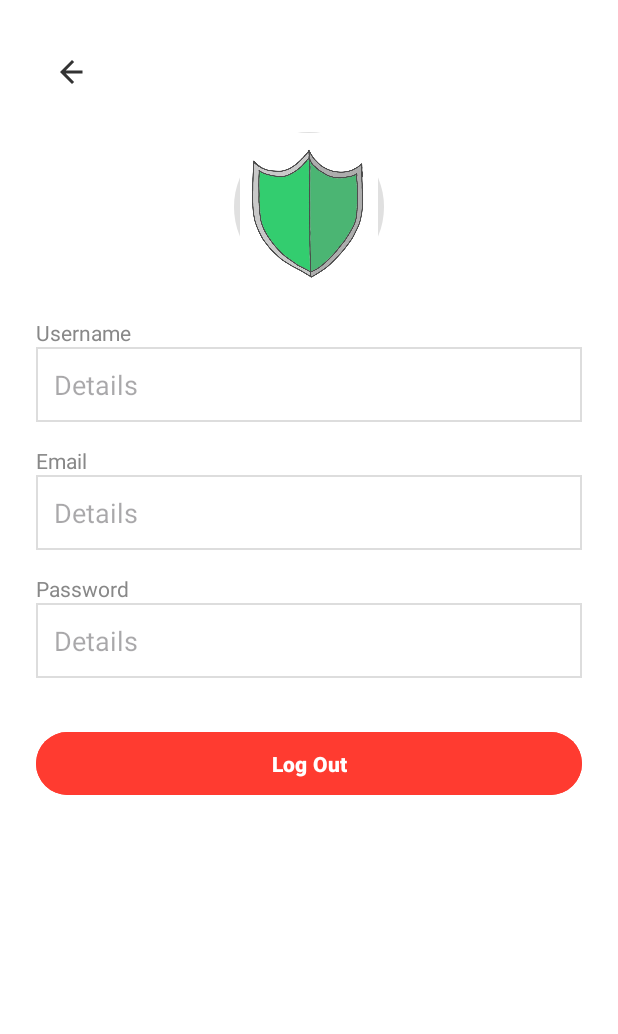
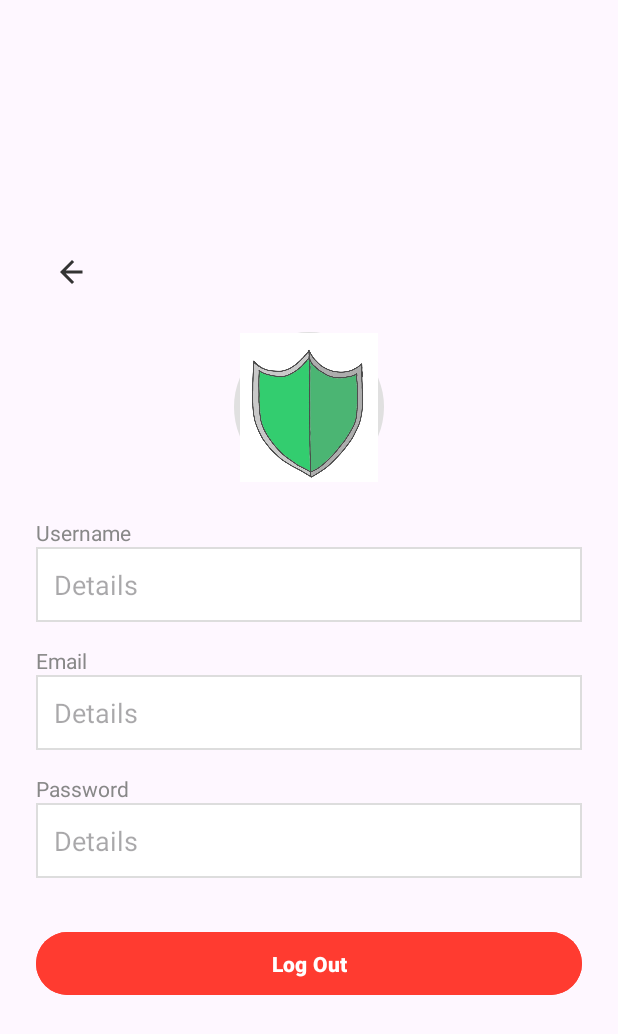
Before and after one commit to ST10357451/PocketPaladin, an Android app: the layout activity_settings_page.xml on its own in the app's theme, with its tools: preview values and no code run, on a phone screen of 412 x 824 dp. Shown: the top 1034 px of the screen. Run offline under Robolectric (Android 15) with nearby library versions, the light colour scheme and no system bars.

Commit message:
Fixed Settings and connected it with RoomDB

```diff
--- a/app/src/main/AndroidManifest.xml
+++ b/app/src/main/AndroidManifest.xml
@@ -14,6 +14,9 @@
         android:supportsRtl="true"
         android:theme="@style/Theme.PocketPaladinApp"
         tools:targetApi="31">
+        <activity
+            android:name=".SettingsPageActivity"
+            android:exported="false" />
         <activity
             android:name=".CategoryActivity"
             android:exported="false" />
--- a/app/src/main/java/com/example/pocketpaladinapp/UserDAO.kt
+++ b/app/src/main/java/com/example/pocketpaladinapp/UserDAO.kt
@@ -16,4 +16,8 @@ interface UserDao {
     @Query("SELECT * FROM users WHERE userName = :userName")
     suspend fun getUserByUsername(userName: String): User?
 
+    @Query("SELECT * FROM users WHERE userId = :userId")
+    suspend fun getUserById(userId: Int): User?
+
+
 }
--- a/app/src/main/res/layout/settingspage.xml
+++ b/app/src/main/res/layout/activity_settings_page.xml
@@ -1,14 +1,23 @@
 <?xml version="1.0" encoding="utf-8"?>
-<ScrollView xmlns:android="http://schemas.android.com/apk/res/android"
+<androidx.constraintlayout.widget.ConstraintLayout
+    xmlns:android="http://schemas.android.com/apk/res/android"
+    xmlns:app="http://schemas.android.com/apk/res-auto"
+    xmlns:tools="http://schemas.android.com/tools"
+    android:id="@+id/main"
     android:layout_width="match_parent"
     android:layout_height="match_parent"
-    android:background="#FFFFFF">
+    tools:context=".SettingsPageActivity">
 
     <LinearLayout
-        android:layout_width="match_parent"
+        android:id="@+id/settingsContainer"
+        android:layout_width="0dp"
         android:layout_height="wrap_content"
         android:orientation="vertical"
-        android:padding="24dp">
+        android:padding="24dp"
+        app:layout_constraintTop_toTopOf="parent"
+        app:layout_constraintBottom_toBottomOf="parent"
+        app:layout_constraintStart_toStartOf="parent"
+        app:layout_constraintEnd_toEndOf="parent">
 
         <!-- Top bar with back icon -->
         <ImageButton
@@ -17,7 +26,7 @@
             android:layout_height="48dp"
             android:background="?attr/selectableItemBackgroundBorderless"
             android:src="@drawable/ic_back"
-            android:contentDescription="Back"/>
+            android:contentDescription="Back" />
 
         <!-- Profile Picture Placeholder -->
         <ImageView
@@ -101,4 +110,5 @@
             android:layout_marginTop="32dp" />
 
     </LinearLayout>
-</ScrollView>
+
+</androidx.constraintlayout.widget.ConstraintLayout>
```
Also changed, not shown: app/src/main/java/com/example/pocketpaladinapp/SettingsPageActivity.kt (renamed from app/src/main/java/com/example/pocketpaladinapp/SettingsActivity.kt, +21 -22 lines), app/src/main/res/layout/add_category.xml (deleted, +0 -58 lines), app/src/main/res/layout/addcategorypage.xml (deleted, +0 -67 lines).
